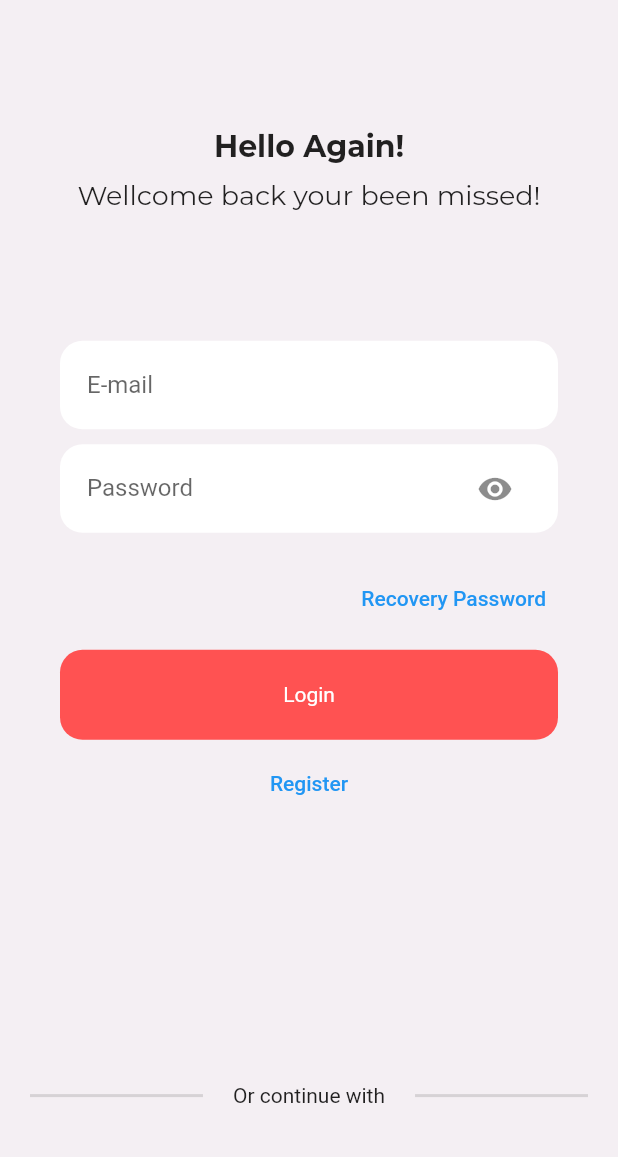
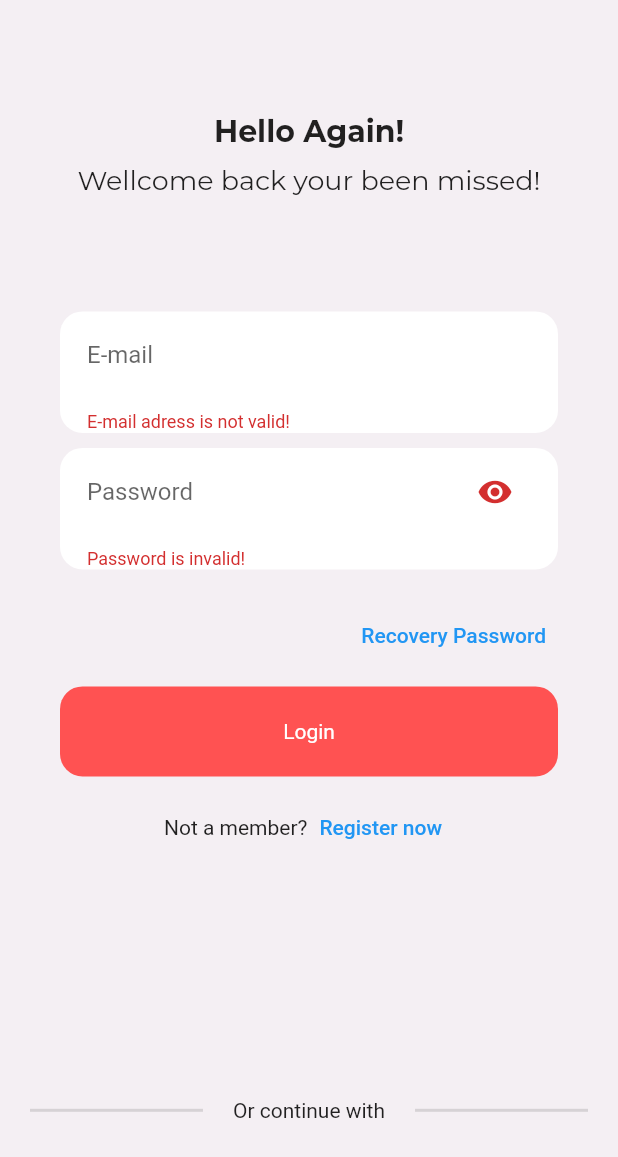
Before and after one commit to andersonsantos6/login-page, a Flutter app: the screen it shows after launch, after a tap on "Login", on a phone screen of 412 x 824 dp. Shown: the top 1157 px of the screen. Run offline on Flutter 3.47's test engine with Material 2 defaults, Android fonts, the phone set to English and light mode, and no system bars; missing offline and left inert: dart:html.

Commit message:
implemented firebase

```diff
--- a/login_page/lib/main.dart
+++ b/login_page/lib/main.dart
@@ -1,8 +1,12 @@
 import 'package:flutter/material.dart';
+import 'package:login_page/src/controller/login_controller.dart';
 import 'package:login_page/src/view/loginPage.dart';
+import 'package:provider/provider.dart';
 
 void main() {
-  runApp(const MyApp());
+  runApp(MultiProvider(
+      providers: [ChangeNotifierProvider(create: ((context) => Auth()))],
+      child: const MyApp()));
 }
 
 class MyApp extends StatelessWidget {
@@ -11,6 +15,7 @@ class MyApp extends StatelessWidget {
   @override
   Widget build(BuildContext context) {
     return MaterialApp(
+      debugShowCheckedModeBanner: false,
       routes: {'/': ((context) => const LoginPage())},
     );
   }
--- a/login_page/lib/src/components/customForm.dart
+++ b/login_page/lib/src/components/customForm.dart
@@ -1,6 +1,7 @@
 import 'dart:html';
 
 import 'package:flutter/material.dart';
+import 'package:login_page/src/controller/login_controller.dart';
 
 class CustomForm extends StatefulWidget {
   CustomForm({Key? key}) : super(key: key);
@@ -11,17 +12,19 @@ class CustomForm extends StatefulWidget {
 
 enum AuthMode { singup, login }
 
+final _formkey = GlobalKey<FormState>();
+
 class _CustomFormState extends State<CustomForm> {
+  AuthMode _authMode = AuthMode.login;
   void _switchAuthMode() {
+    setState(() {
       if (_isLogin()) {
-      _authMode == AuthMode.singup;
+        _authMode = AuthMode.singup;
       } else {
-      _authMode == AuthMode.login;
+        _authMode = AuthMode.login;
       }
-    setState(() {});
+    });
   }
-
-  AuthMode _authMode = AuthMode.login;
 
   bool _isLogin() => _authMode == AuthMode.login;
   bool _isSingUp() => _authMode == AuthMode.singup;
@@ -38,7 +41,23 @@ class _CustomFormState extends State<CustomForm> {
     setState(() {});
   }
 
-  _submit() {}
+  bool _isLoading = false;
+  _submit() {
+    final isValid = _formkey.currentState?.validate() ?? false;
+
+    if (!isValid) {
+      return;
+    }
+
+    setState(() => _isLoading = true);
+    auth.signup(_authData['email']!, _authData['password']!);
+    _formkey.currentState?.save();
+    setState(() => _isLoading = false);
+
+    print(_authData);
+  }
+
+  Auth auth = Auth();
 
   @override
   Widget build(BuildContext context) {
@@ -46,14 +65,17 @@ class _CustomFormState extends State<CustomForm> {
       padding: const EdgeInsets.symmetric(horizontal: 40),
       alignment: Alignment.center,
       child: Form(
+          key: _formkey,
           child: Column(
             crossAxisAlignment: CrossAxisAlignment.center,
             children: [
               Container(
                 decoration: BoxDecoration(
-                color: Colors.white, borderRadius: BorderRadius.circular(15)),
+                    color: Colors.white,
+                    borderRadius: BorderRadius.circular(15)),
                 child: Padding(
-              padding: const EdgeInsets.symmetric(horizontal: 18, vertical: 0),
+                  padding:
+                      const EdgeInsets.symmetric(horizontal: 18, vertical: 0),
                   child: TextFormField(
                     validator: (_email) {
                       final email = _email ?? '';
@@ -76,9 +98,11 @@ class _CustomFormState extends State<CustomForm> {
               ),
               Container(
                 decoration: BoxDecoration(
-                color: Colors.white, borderRadius: BorderRadius.circular(15)),
+                    color: Colors.white,
+                    borderRadius: BorderRadius.circular(15)),
                 child: Padding(
-              padding: const EdgeInsets.symmetric(horizontal: 18, vertical: 0),
+                  padding:
+                      const EdgeInsets.symmetric(horizontal: 18, vertical: 0),
                   child: TextFormField(
                     validator: (_password) {
                       final passowrd = _password ?? '';
@@ -88,7 +112,8 @@ class _CustomFormState extends State<CustomForm> {
                         return null;
                       }
                     },
-                onSaved: (password) => _authData['password'] = password ?? '',
+                    onSaved: (password) =>
+                        _authData['password'] = password ?? '',
                     obscureText: _obscureText,
                     decoration: InputDecoration(
                         suffixIcon: IconButton(
@@ -107,7 +132,8 @@ class _CustomFormState extends State<CustomForm> {
               if (_isSingUp())
                 Container(
                   decoration: BoxDecoration(
-                  color: Colors.white, borderRadius: BorderRadius.circular(15)),
+                      color: Colors.white,
+                      borderRadius: BorderRadius.circular(15)),
                   child: Padding(
                     padding:
                         const EdgeInsets.symmetric(horizontal: 18, vertical: 0),
@@ -122,10 +148,12 @@ class _CustomFormState extends State<CustomForm> {
                                 return null;
                               }
                             },
-                  onSaved: (password) => _authData['password'] = password ?? '',
+                      onSaved: (password) =>
+                          _authData['password'] = password ?? '',
                       obscureText: _obscureText,
                       decoration: InputDecoration(
-                      border: InputBorder.none, labelText: 'Confirm Password'),
+                          border: InputBorder.none,
+                          labelText: 'Confirm Password'),
                       keyboardType: TextInputType.emailAddress,
                     ),
                   ),
@@ -141,12 +169,14 @@ class _CustomFormState extends State<CustomForm> {
               const SizedBox(
                 height: 10,
               ),
-          InkWell(
+              _isLoading
+                  ? const CircularProgressIndicator()
+                  : InkWell(
                       onTap: _submit,
                       child: Container(
                         child: Center(
                             child: Text(
-                _authMode == AuthMode.login ? 'Login' : 'Sign In',
+                          _isLogin() ? 'Login' : 'Sign In',
                           style: TextStyle(color: Colors.white),
                         )),
                         height: 60,
@@ -156,13 +186,17 @@ class _CustomFormState extends State<CustomForm> {
                       ),
                     ),
               const SizedBox(
-            height: 5,
+                height: 10,
               ),
+              Row(
+                mainAxisAlignment: MainAxisAlignment.center,
+                children: [
+                  const Text('Not a member?'),
                   TextButton(
-              onPressed: () {
-                _switchAuthMode();
-              },
-              child: const Text('Register'))
+                      onPressed: () => _switchAuthMode(),
+                      child: const Text('Register now')),
+                ],
+              )
             ],
           )),
     );
--- /dev/null
+++ b/login_page/lib/src/controller/login_controller.dart
@@ -0,0 +1,18 @@
+import 'dart:convert';
+
+import 'package:flutter/cupertino.dart';
+import 'package:http/http.dart' as http;
+
+class Auth with ChangeNotifier {
+  static const _url =
+      'https://identitytoolkit.googleapis.com/v1/accounts:signUp?key=AIzaSyAyTyfXPF0L-TV1f7FybLueuSn207i5hyQ';
+  Future<void> signup(String email, String password) async {
+    final response = await http.post(
+      Uri.parse(_url),
+      body: jsonEncode(
+        {'email': email, 'password': password, 'returnSecureToken': false},
+      ),
+    );
+    print(jsonDecode(response.body));
+  }
+}
--- a/login_page/pubspec.yaml
+++ b/login_page/pubspec.yaml
@@ -34,6 +34,8 @@ dependencies:
   # The following adds the Cupertino Icons font to your application.
   # Use with the CupertinoIcons class for iOS style icons.
   cupertino_icons: ^1.0.2
+  http: ^0.13.5
+  provider: ^6.0.3
 
 dev_dependencies:
   flutter_test:
```
Also changed, not shown: login_page/pubspec.lock. Lines whose indentation alone changed are shown as unchanged.
